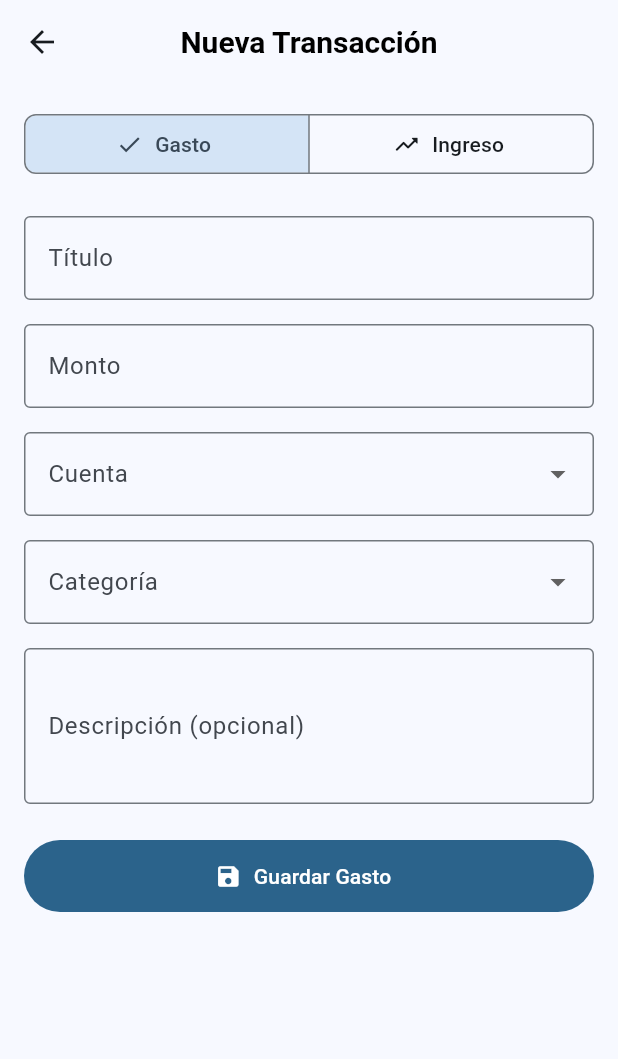
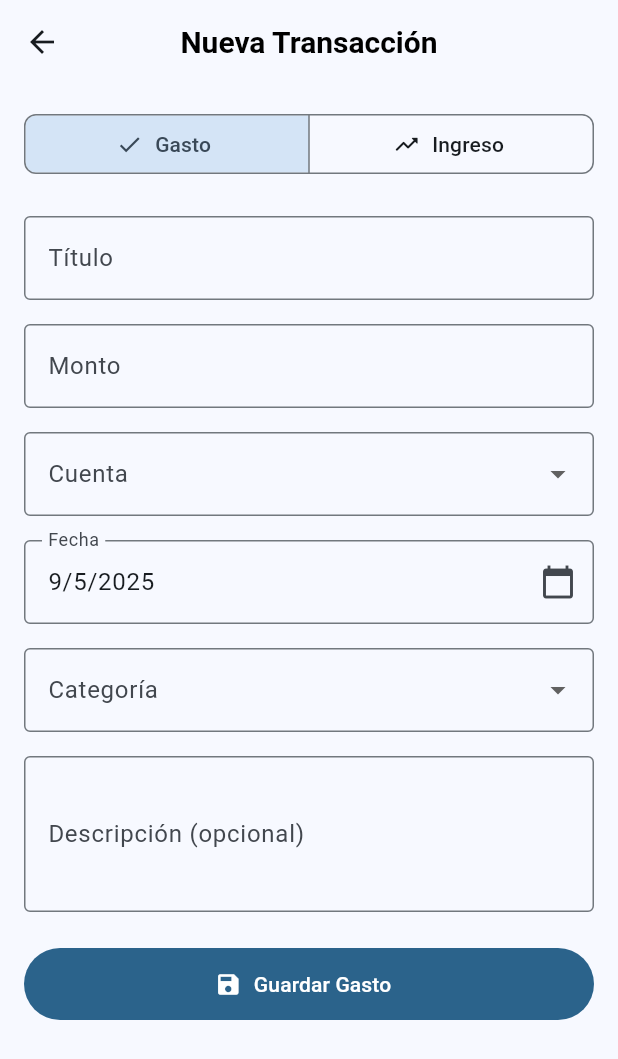
Before and after one commit to DetacoopFA2025/detagastos, a Flutter app: the screen it shows after launch, after a tap on the "add" icon, on a phone screen of 412 x 824 dp. Shown: the top 1059 px of the screen. Run offline on Flutter 3.47's test engine with Material 3 defaults, Android fonts, the phone set to English and light mode, and no system bars; our stand-ins replace shared_preferences; accounts and stored records are empty.

Commit message:
:sparkles: add date picker for transactions

```diff
--- a/lib/main.dart
+++ b/lib/main.dart
@@ -1,4 +1,5 @@
 import 'package:flutter/material.dart';
+import 'package:flutter_localizations/flutter_localizations.dart';
 import 'screens/home_screen.dart';
 import 'screens/statistics_screen.dart';
 import 'screens/balance_screen.dart';
@@ -25,6 +26,15 @@ class MyApp extends StatelessWidget {
     return MaterialApp(
       title: 'DetaGastos',
       debugShowCheckedModeBanner: false,
+      localizationsDelegates: const [
+        GlobalMaterialLocalizations.delegate,
+        GlobalWidgetsLocalizations.delegate,
+        GlobalCupertinoLocalizations.delegate,
+      ],
+      supportedLocales: const [
+        Locale('es', 'ES'),
+      ],
+      locale: const Locale('es', 'ES'),
       theme: ThemeData(
         colorScheme: ColorScheme.fromSeed(
           seedColor: const Color.fromRGBO(4, 60, 92, 1),
--- a/lib/models/transaction.dart
+++ b/lib/models/transaction.dart
@@ -30,12 +30,13 @@ class Transaction {
     String? category,
     String? description,
     String? id,
+    DateTime? date,
   }) {
     return Transaction(
       id: id ?? DateTime.now().millisecondsSinceEpoch.toString(),
       title: title,
       amount: amount,
-      date: DateTime.now(),
+      date: date ?? DateTime.now(),
       type: type,
       category: category ?? '',
       accountId: accountId,
--- a/lib/screens/create_item_screen.dart
+++ b/lib/screens/create_item_screen.dart
@@ -1,6 +1,5 @@
 import 'package:flutter/material.dart';
 import '../models/transaction.dart';
-import '../services/account_service.dart';
 import 'transactions/create_transaction_screen.dart';
 import 'categories/categories_screen.dart';
 import 'accounts/accounts_screen.dart';
@@ -49,7 +48,7 @@ class CreateItemScreen extends StatelessWidget {
                 Navigator.push(
                   context,
                   MaterialPageRoute(
-                    builder: (context) => AccountsScreen(),
+                    builder: (context) => const AccountsScreen(),
                   ),
                 );
               },
--- a/lib/screens/transactions/create_transaction_screen.dart
+++ b/lib/screens/transactions/create_transaction_screen.dart
@@ -32,9 +32,11 @@ class _CreateTransactionScreenState extends State<CreateTransactionScreen> {
   Category? _selectedCategory;
   Account? _selectedAccount;
   bool _isLoading = false;
+  DateTime _selectedDate = DateTime.now();
   final _categoryService = CategoryService();
   final _transactionService = TransactionService();
   final _accountService = AccountService();
+
   @override
   void initState() {
     super.initState();
@@ -46,6 +48,7 @@ class _CreateTransactionScreenState extends State<CreateTransactionScreen> {
       _amountController.text = widget.initialTransaction!.amount.toString();
       _descriptionController.text =
           widget.initialTransaction!.description ?? '';
+      _selectedDate = widget.initialTransaction!.date;
       _selectedCategory = _categoryService.getCategoryByName(
           widget.initialTransaction!.category, isExpense);
       _selectedAccount =
@@ -60,6 +63,21 @@ class _CreateTransactionScreenState extends State<CreateTransactionScreen> {
     _descriptionController.dispose();
     _selectedAccount = null;
     super.dispose();
+  }
+
+  Future<void> _selectDate(BuildContext context) async {
+    final DateTime? picked = await showDatePicker(
+      context: context,
+      initialDate: _selectedDate,
+      firstDate: DateTime(2000),
+      lastDate: DateTime(2100),
+      locale: const Locale('es', 'ES'),
+    );
+    if (picked != null && picked != _selectedDate) {
+      setState(() {
+        _selectedDate = picked;
+      });
+    }
   }
 
   Future<void> _submitForm() async {
@@ -78,6 +96,8 @@ class _CreateTransactionScreenState extends State<CreateTransactionScreen> {
           description: _descriptionController.text.isEmpty
               ? null
               : _descriptionController.text,
+          id: widget.initialTransaction?.id,
+          date: _selectedDate,
         );
 
         if (widget.initialTransaction != null) {
@@ -284,6 +304,24 @@ class _CreateTransactionScreenState extends State<CreateTransactionScreen> {
                 },
               ),
               const SizedBox(height: 16),
+
+              // Date Picker Field
+              InkWell(
+                onTap: () => _selectDate(context),
+                child: InputDecorator(
+                  decoration: const InputDecoration(
+                    labelText: 'Fecha',
+                    border: OutlineInputBorder(),
+                    suffixIcon: Icon(Icons.calendar_today),
+                  ),
+                  child: Text(
+                    '${_selectedDate.day}/${_selectedDate.month}/${_selectedDate.year}',
+                    style: Theme.of(context).textTheme.bodyLarge,
+                  ),
+                ),
+              ),
+              const SizedBox(height: 16),
+
               // Category Dropdown
               DropdownButtonFormField<Category>(
                 value: _selectedCategory,
--- a/pubspec.yaml
+++ b/pubspec.yaml
@@ -29,6 +29,8 @@ environment:
 # versions available, run `flutter pub outdated`.
 dependencies:
   flutter:
+    sdk: flutter
+  flutter_localizations:
     sdk: flutter
 
   # The following adds the Cupertino Icons font to your application.
```
Also changed, not shown: pubspec.lock.
